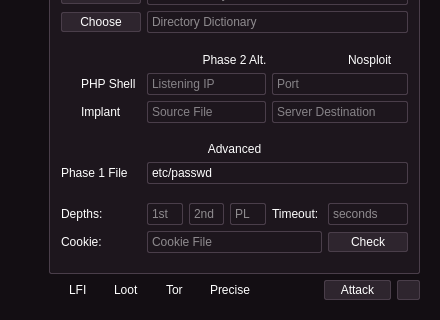
Qt form core/qt5/Main.ui (VainlyStrain/Vailyn) before a commit; both pictures show x 0 to 440 and y 330 to 650 of the 440 by 650 pixel window.
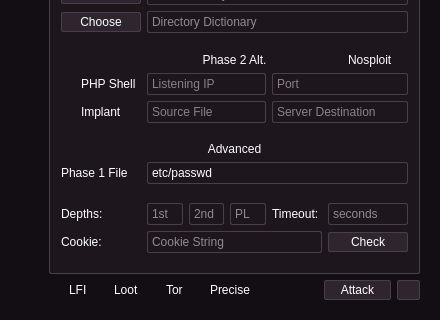
The same form after that commit. Icons and pictures are not drawn.

Commit message: updated outdated placeholder text

What changed in the file:
```diff
--- a/core/qt5/Main.ui
+++ b/core/qt5/Main.ui
@@ -1527,7 +1527,7 @@
                          <string>&lt;html&gt;&lt;head/&gt;&lt;body&gt;&lt;p&gt;Enter Authentication Cookie in HTTP Header format (omit Cookie:)&lt;/p&gt;&lt;/body&gt;&lt;/html&gt;</string>
                         </property>
                         <property name="placeholderText">
-                         <string>Cookie File</string>
+                         <string>Cookie String</string>
                         </property>
                        </widget>
                       </item>
```
